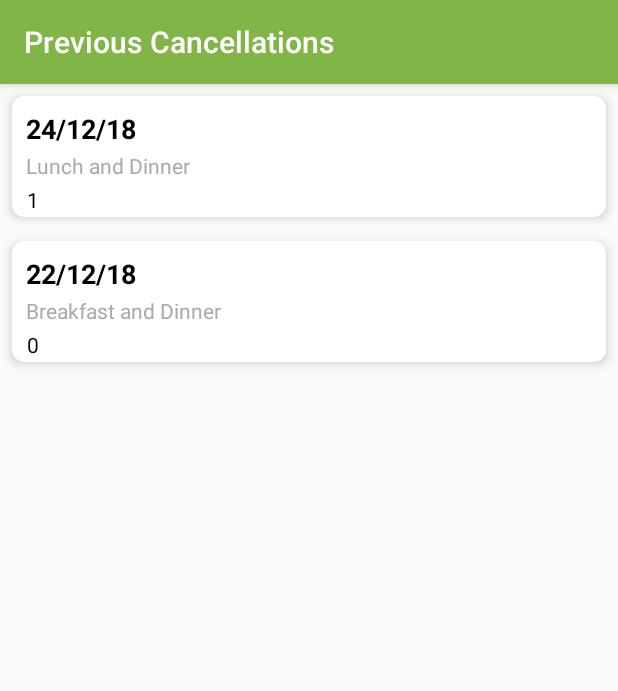
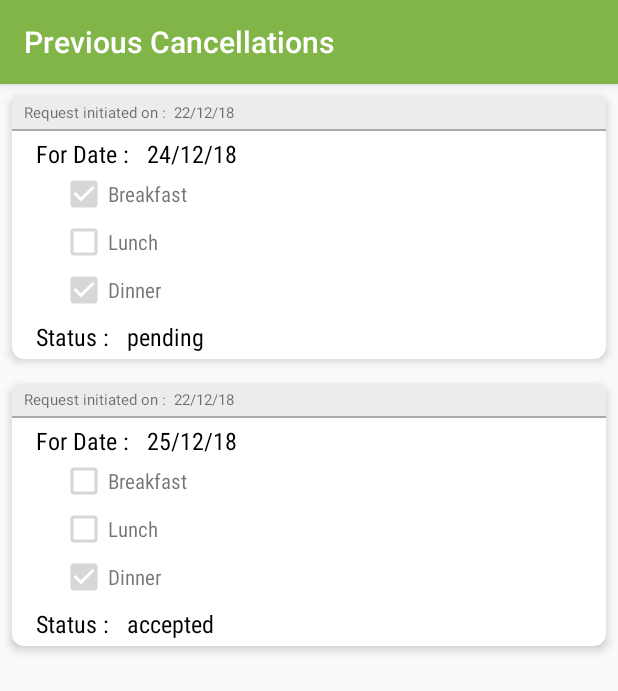
Before and after one commit to shreyash-jain/sattvikapp-1-12-18, an Android app: the CancelList screen opened directly, with no data from a screen before it, on a phone screen of 412 x 824 dp. Shown: the top 691 px of the screen. Run offline under Robolectric (Android 15) with nearby library versions, the phone set to English and light mode, and no system bars.

Commit message:
cancel_card ui updated

```diff
--- a/app/src/main/java/com/example/shreyash/myapplication/CancelList.java
+++ b/app/src/main/java/com/example/shreyash/myapplication/CancelList.java
@@ -27,10 +27,10 @@ public class CancelList extends AppCompatActivity {
 
         cancelList=new ArrayList<>();
         cancelList.add(
-                new CancelListItem(1,"Lunch and Dinner","24/12/18")
+               new CancelListItem("pending","22/12/18","24/12/18",true,false,true,false)
         );
         cancelList.add(
-                new CancelListItem(0,"Breakfast and Dinner","22/12/18")
+                new CancelListItem("accepted","22/12/18","25/12/18",false,false,true,false)
         );
         CancellationAdapter adapter = new CancellationAdapter(this, cancelList);
         recyclerView.setAdapter(adapter);
--- a/app/src/main/java/com/example/shreyash/myapplication/CancelListItem.java
+++ b/app/src/main/java/com/example/shreyash/myapplication/CancelListItem.java
@@ -1,18 +1,26 @@
 package com.example.shreyash.myapplication;
 
 public class CancelListItem {
-    int status;
-    String diets;
+    String status;
+    String requestdate;
     String can_date;
+    boolean breakfast;
+    boolean lunch;
+    boolean dinner;
+    boolean enable;
 
 
-    public CancelListItem(int status,String diets, String can_date){
+    public CancelListItem(String status,String requestdate, String can_date, Boolean breakfast, Boolean lunch, Boolean dinner,Boolean enable){
         this.status=status;
-        this.diets=diets;
+        this.requestdate=requestdate;
         this.can_date=can_date;
+        this.breakfast=breakfast;
+        this.lunch=lunch;
+        this.dinner=dinner;
+        this.enable=enable;
     }
 
-    public int getStatus() {
+    public String getStatus() {
         return status;
     }
 
@@ -20,7 +28,17 @@ public class CancelListItem {
         return can_date;
     }
 
-    public String getDiets() {
-        return diets;
+    public String getRequestdate() {
+        return requestdate;
+    }
+
+    public boolean getbf(){ return  breakfast;}
+
+    public boolean getln(){ return  lunch; }
+
+    public  boolean getdn() { return  dinner; }
+
+    public  boolean unsetenable(){
+        return  enable;
     }
 }
--- a/app/src/main/java/com/example/shreyash/myapplication/CancellationAdapter.java
+++ b/app/src/main/java/com/example/shreyash/myapplication/CancellationAdapter.java
@@ -5,6 +5,7 @@ import android.support.v7.widget.RecyclerView;
 import android.view.LayoutInflater;
 import android.view.View;
 import android.view.ViewGroup;
+import android.widget.CheckBox;
 import android.widget.ImageView;
 import android.widget.TextView;
 import java.util.List;
@@ -37,8 +38,14 @@ public class CancellationAdapter extends RecyclerView.Adapter<CancellationAdapte
 
         //binding the data with the viewholder views
         holder.textViewDate.setText(String.valueOf(cancelitem.getCan_date()));
-        holder.textViewDiets.setText(String.valueOf(cancelitem.getDiets()));
+        holder.textRequestDate.setText(String.valueOf(cancelitem.getRequestdate()));
         holder.textStatus.setText(String.valueOf(cancelitem.getStatus()));
+        holder.check_bf.setChecked(cancelitem.getbf());
+        holder.check_ln.setChecked(cancelitem.getln());
+        holder.check_dn.setChecked(cancelitem.getdn());
+        holder.check_bf.setEnabled(cancelitem.unsetenable());
+        holder.check_dn.setEnabled(cancelitem.unsetenable());
+        holder.check_ln.setEnabled(cancelitem.unsetenable());
 
 
     }
@@ -49,13 +56,19 @@ public class CancellationAdapter extends RecyclerView.Adapter<CancellationAdapte
     }
 
     public class CancellationViewHolder extends RecyclerView.ViewHolder {
-        TextView textViewDate,textViewDiets,textStatus;
+        TextView textViewDate,textStatus,textRequestDate;
+        CheckBox check_bf,check_ln,check_dn,unsetenable;
         public CancellationViewHolder(View itemView) {
             super(itemView);
 
             textStatus=itemView.findViewById(R.id.list_status);
             textViewDate=itemView.findViewById(R.id.list_date);
-            textViewDiets=itemView.findViewById(R.id.list_diets);
+            textRequestDate=itemView.findViewById(R.id.request_date);
+            check_bf=itemView.findViewById(R.id.check_bk);
+            check_ln=itemView.findViewById(R.id.check_ln);
+            check_dn=itemView.findViewById(R.id.check_dn);
+
+
         }
     }
 }
--- a/app/src/main/java/com/example/shreyash/myapplication/MainActivity.java
+++ b/app/src/main/java/com/example/shreyash/myapplication/MainActivity.java
@@ -64,7 +64,7 @@ public class MainActivity extends AppCompatActivity {
                                 }
                             });
                     String active = sharedPreferences.getString(Constants.isactive,"0");
-                    while(!isupdated[0]);
+                   // while(!isupdated[0]);
                     nextPage(isupdated[0], active);
                 }
 
--- a/app/src/main/res/layout/cancel_card.xml
+++ b/app/src/main/res/layout/cancel_card.xml
@@ -13,30 +13,185 @@
     <LinearLayout
         android:layout_width="match_parent"
         android:layout_height="wrap_content"
-        android:paddingTop="8dp"
+
+        android:orientation="vertical">
+
+        <LinearLayout
+            android:layout_width="match_parent"
+            android:layout_height="wrap_content"
+            android:paddingTop="4dp"
             android:paddingRight="8dp"
+            android:paddingBottom="4dp"
             android:paddingLeft="8dp"
-        android:orientation="vertical">
+            android:background="#ececec"
+            android:orientation="horizontal">
+            <TextView
+                android:layout_width="wrap_content"
+                android:layout_height="wrap_content"
+                android:textSize="10sp"
+                android:text="Request initiated on :  "/>
+            <TextView
+                android:layout_width="wrap_content"
+                android:layout_gravity="end"
+                android:gravity="end"
+                android:layout_height="wrap_content"
+                android:id="@+id/request_date"
+
+                android:textSize="10sp"/>
+
+
+        </LinearLayout>
+
+        <View
+            android:layout_width="match_parent"
+            android:layout_height="1dp"
+            android:background="@android:color/darker_gray" />
+
+        <LinearLayout
+            android:layout_width="match_parent"
+            android:layout_height="wrap_content"
+
+            android:paddingRight="8dp"
+            android:paddingLeft="16dp"
+
+            android:orientation="horizontal">
+            <TextView
+                android:layout_width="wrap_content"
+                android:textColor="@android:color/black"
+                android:textSize="16sp"
+                android:fontFamily="sans-serif-condensed"
+                android:layout_height="wrap_content"
+                android:text="For Date : "/>
             <TextView
                 android:id="@+id/list_date"
+                android:paddingTop="4dp"
+                android:paddingRight="8dp"
+
+                android:paddingLeft="8dp"
                 android:layout_width="match_parent"
                 android:layout_height="wrap_content"
-            android:padding="1dp"
-            android:textStyle="bold"
+                android:fontFamily="sans-serif-condensed"
+
+
                 android:textColor="@android:color/black"
-            android:textSize="18sp" />
-        <TextView
-            android:id="@+id/list_diets"
+                android:textSize="16sp" />
+
+
+        </LinearLayout>
+
+
+        <LinearLayout
             android:layout_width="match_parent"
             android:layout_height="wrap_content"
-            android:padding="1dp"
-            android:textColor="@android:color/darker_gray" />
+
+            android:paddingRight="8dp"
+            android:paddingLeft="32dp"
+
+            android:orientation="horizontal">
+
+            <android.support.v7.widget.AppCompatCheckBox
+                android:layout_width="wrap_content"
+                android:layout_height="wrap_content"
+                android:id="@+id/check_bk"/>
+            <TextView
+                android:layout_width="wrap_content"
+
+                android:textSize="14sp"
+                android:fontFamily="sans-serif-condensed"
+                android:layout_height="wrap_content"
+                android:text="Breakfast"/>
+
+
+
+
+        </LinearLayout>
+
+
+        <LinearLayout
+            android:layout_width="132dp"
+            android:layout_height="wrap_content"
+
+            android:paddingRight="8dp"
+            android:paddingLeft="32dp"
+
+            android:orientation="horizontal">
+            <android.support.v7.widget.AppCompatCheckBox
+                android:layout_width="wrap_content"
+
+                android:layout_height="wrap_content"
+                android:id="@+id/check_ln"/>
+            <TextView
+                android:layout_width="wrap_content"
+
+                android:textSize="14sp"
+                android:fontFamily="sans-serif-condensed"
+                android:layout_height="wrap_content"
+                android:text="Lunch"/>
+
+
+
+        </LinearLayout>
+
+
+        <LinearLayout
+            android:layout_width="132dp"
+            android:layout_height="wrap_content"
+
+            android:paddingRight="8dp"
+            android:paddingLeft="32dp"
+
+            android:orientation="horizontal">
+            <android.support.v7.widget.AppCompatCheckBox
+                android:layout_width="wrap_content"
+                android:layout_height="wrap_content"
+
+                android:id="@+id/check_dn"/>
+            <TextView
+                android:layout_width="wrap_content"
+
+                android:textSize="14sp"
+                android:fontFamily="sans-serif-condensed"
+                android:layout_height="wrap_content"
+                android:text="Dinner"/>
+
+
+        </LinearLayout>
+
+
+
+
+        <LinearLayout
+            android:layout_width="match_parent"
+            android:layout_height="wrap_content"
+
+            android:paddingRight="8dp"
+            android:paddingLeft="16dp"
+
+            android:orientation="horizontal">
+            <TextView
+                android:layout_width="wrap_content"
+                android:textColor="@android:color/black"
+                android:textSize="16sp"
+                android:fontFamily="sans-serif-condensed"
+                android:layout_height="wrap_content"
+                android:text="Status : "/>
             <TextView
                 android:id="@+id/list_status"
+                android:paddingTop="4dp"
+                android:paddingRight="8dp"
+                android:paddingBottom="4dp"
+                android:paddingLeft="8dp"
                 android:layout_width="match_parent"
                 android:layout_height="wrap_content"
-            android:padding="2dp"
-            android:textColor="@android:color/black" />
+                android:fontFamily="sans-serif-condensed"
+
+
+                android:textColor="@android:color/black"
+                android:textSize="16sp" />
+
+
+        </LinearLayout>
+
 
     </LinearLayout>
 
```
Lines whose indentation alone changed are shown as unchanged.
